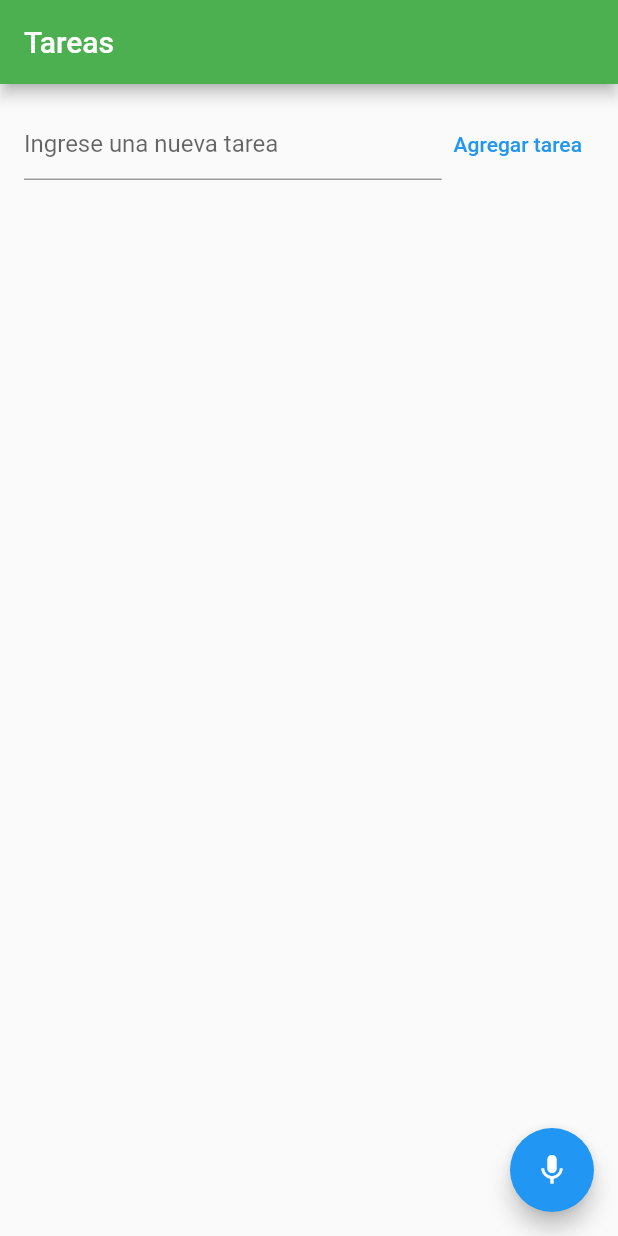
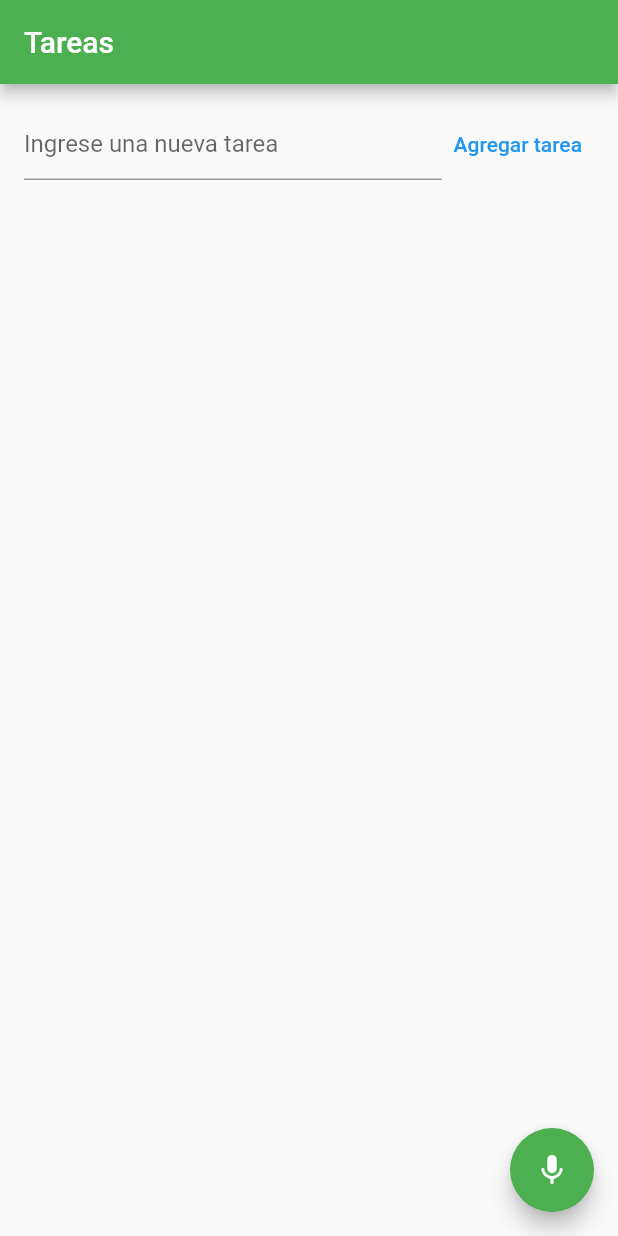
Before and after one commit to Alisson-Cruz/proyecto, a Flutter app: the screen it shows after launch, on a phone screen of 412 x 824 dp. Run offline on Flutter 3.47's test engine with Material 2 defaults, Android fonts, the phone set to English and light mode, and no system bars; our stand-ins replace speech_to_text.

Commit message:
Diseño de boton

```diff
--- a/lib/main.dart
+++ b/lib/main.dart
@@ -126,12 +126,13 @@ class _TaskScreenState extends State<TaskScreen> {
         ],
       ),
       floatingActionButton: FloatingActionButton(
+        backgroundColor: Colors.green,
         onPressed: _isListening ? stopListening : startListening,
         tooltip: 'Agregar tarea por voz',
         child: Icon(
           _isListening ? Icons.stop : Icons.mic,
+          color: Colors.white,
         ),
-
       ),
     );
   }
@@ -250,8 +251,7 @@ class TaskInput extends StatelessWidget {
             onPressed: () {
               onAddTask(newTaskTitle);
             },
-            child: const Text('Agregar tarea'),
-
+            child: Text('Agregar tarea'),
           ),
         ],
       ),
```
